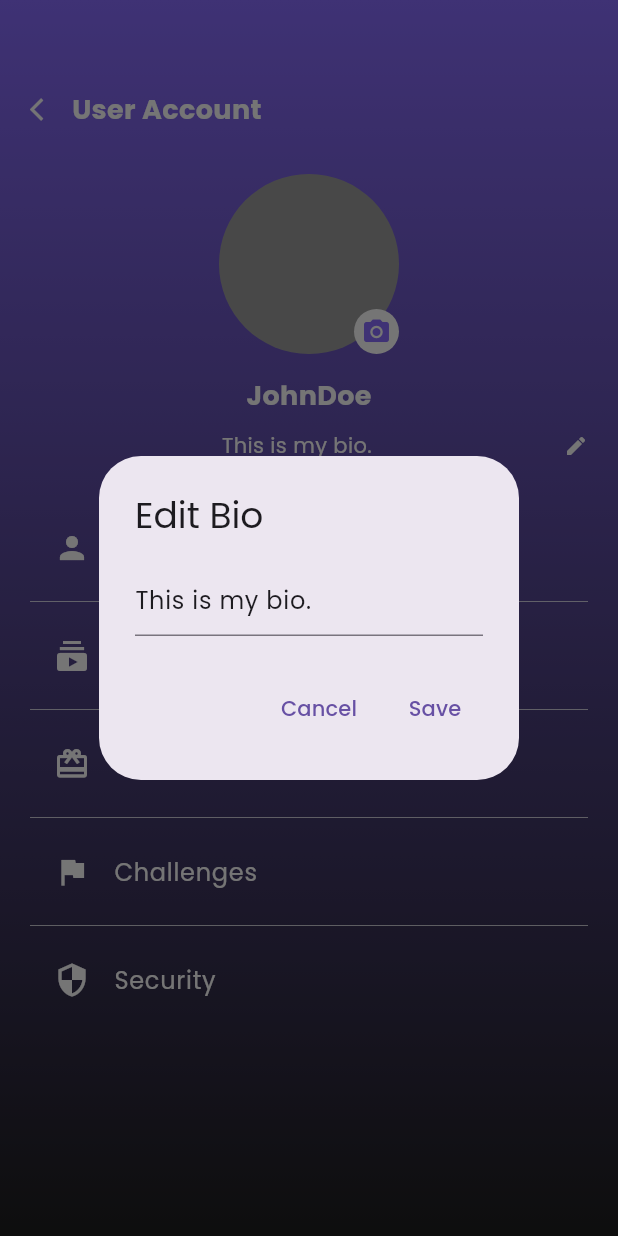
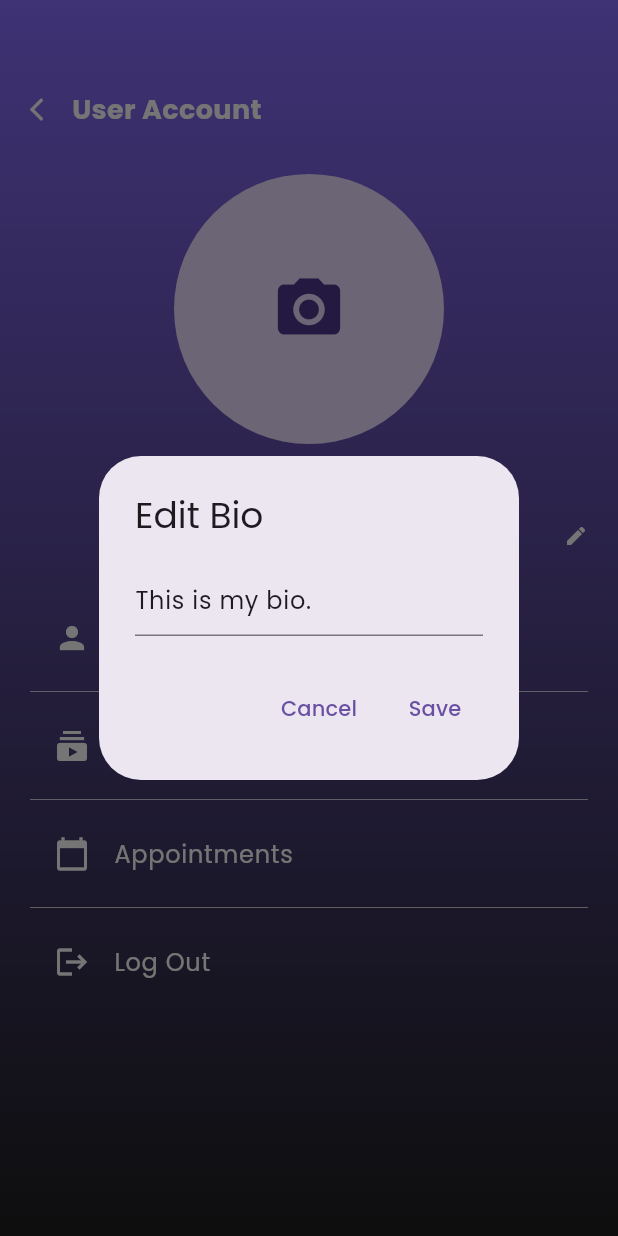
Before and after one commit to aimiashri/CAT304Finesse, a Flutter app: the UserAccountPage screen opened directly, after a tap on the "edit" icon, on a phone screen of 412 x 824 dp. Run offline on Flutter 3.47's test engine with Material 3 defaults, Android fonts, the phone set to English and light mode, and no system bars; our stand-ins replace cloud_firestore, firebase_auth, firebase_core, firebase_database, geolocator, get and 8 more; accounts and stored records are empty.

```diff
--- a/lib/06_personalise_quest_pg.dart
+++ b/lib/06_personalise_quest_pg.dart
@@ -1,8 +1,8 @@
+import 'package:final_finesse/08_medical_quest.dart';
 import 'package:final_finesse/service/database_service.dart';
 import 'package:firebase_auth/firebase_auth.dart';
 import 'package:flutter/material.dart';
 import '05_personalise_intro_pg.dart';
-import '07_scanmedReport.dart';
 
 class PersonaliseQuestionsPage extends StatefulWidget {
   @override
@@ -193,7 +193,7 @@ class _PersonaliseQuestionsPageState extends State<PersonaliseQuestionsPage> {
                         // Navigate to the next page (MedicalReportScanPage)
                         Navigator.push(
                           context,
-                          MaterialPageRoute(builder: (context) => MedicalReportScanPage()),
+                          MaterialPageRoute(builder: (context) => MedicalQuestionnairePage()),
                         );
                       } catch (e) {
                         // Handle errors (e.g., show a snackbar)
--- a/lib/10.1_user_acc_pg.dart
+++ b/lib/10.1_user_acc_pg.dart
@@ -1,9 +1,16 @@
+import 'dart:io';
+import 'dart:math';
+import 'package:cloud_firestore/cloud_firestore.dart';
 import 'package:final_finesse/10_home_screen.dart';
-import 'package:final_finesse/14_ViewVouchers.dart';
+import 'package:final_finesse/navigation_menu.dart';
 import 'package:flutter/material.dart';
 import 'package:get/get.dart';
+import 'package:image_picker/image_picker.dart';
 import '04_profile_fill.dart';
 import '10.2_sub_plan_pg.dart';
+import '00_WelcomeScreen.dart';
+import '35_viewappointment.dart';
+import 'package:shared_preferences/shared_preferences.dart';
 
 class UserAccountPage extends StatefulWidget {
   @override
@@ -11,8 +18,58 @@ class UserAccountPage extends StatefulWidget {
 }
 
 class _UserAccountPageState extends State<UserAccountPage> {
-  String userNickname = "JohnDoe"; // Example data
+  String userNickname = "Nana"; // Placeholder until data is fetched
   String userBio = "This is my bio."; // Example data
+  String? uid;
+
+  @override
+  void initState() {
+    super.initState();
+    _fetchUserNickname(); // Fetch nickname on page load
+  }
+
+  Future<void> _fetchUserNickname() async {
+    try {
+      // Get user ID from SharedPreferences
+      final prefs = await SharedPreferences.getInstance();
+      uid = prefs.getString('uid'); // Assume 'uid' is saved in SharedPreferences
+
+      if (uid != null) {
+        print("User ID: $uid"); // Debugging line
+
+        // Fetch user data from the 'user_profile' collection
+        DocumentSnapshot userProfileCollection = await FirebaseFirestore.instance
+            .collection('user_profile')
+            .doc(uid)
+            .get();
+
+        if (userProfileCollection.exists) {
+          print("User profile document exists"); // Debugging line
+
+          setState(() {
+            userNickname = userProfileCollection['nickname'] ?? 'No nickname'; // Update nickname
+          });
+        } else {
+          print("User profile document does not exist"); // Debugging line
+          setState(() {
+            userNickname = 'No nickname found';
+          });
+        }
+      } else {
+        print("User ID is null"); // Debugging line
+        setState(() {
+          userNickname = 'User not logged in';
+        });
+      }
+    } catch (e) {
+      print("Error fetching nickname: $e"); // Debugging line
+      setState(() {
+        userNickname = 'Error fetching nickname';
+      });
+    }
+  }
+
+  File? image;
 
   @override
   Widget build(BuildContext context) {
@@ -56,40 +113,35 @@ class _UserAccountPageState extends State<UserAccountPage> {
                 ),
               ],
             ),
+
             const SizedBox(height: 30),
-            Stack(
-              children: [
-                CircleAvatar(
-                  radius: 60,
-                  backgroundImage: AssetImage('assets/default_profile.png'), // Replace with your asset
-                  backgroundColor: Colors.grey,
+            InkWell(
+              onTap: () async {
+                // Add profile picture
+                final picture = await ImagePicker().pickImage(source: ImageSource.gallery);
+                if (picture != null) {
+                  image = File(picture.path);
+                  setState(() {});
+                }
+              },
+              child: image == null? const CircleAvatar(
+                radius: 90,
+                child: Icon(
+                  Icons.camera_alt,
+                  size: 50,
                 ),
-                Positioned(
-                  bottom: 0,
-                  right: 0,
-                  child: InkWell(
-                    onTap: () {
-                      // Add logic to edit the profile picture
-                    },
-                    child: Container(
-                      decoration: BoxDecoration(
-                        shape: BoxShape.circle,
-                        color: Colors.white,
-                      ),
-                      padding: const EdgeInsets.all(5),
-                      child: const Icon(
-                        Icons.camera_alt,
-                        color: Color(0xFF896CFE),
-                        size: 20,
-                      ),
-                    ),
-                  ),
-                ),
-              ],
+              ): ClipOval(
+                child: Image.file(
+                  image!,
+                  height: 110,
+                  width: 110,
+                  fit: BoxFit.cover,
+                  )),
             ),
+
             const SizedBox(height: 15),
             Text(
-              userNickname,
+              userNickname = 'Nana',
               style: const TextStyle(
                 fontSize: 18,
                 fontWeight: FontWeight.bold,
@@ -181,37 +233,36 @@ class _UserAccountPageState extends State<UserAccountPage> {
 
                   Divider(color: Colors.white, thickness: 0.5),
                   ListTile(
-                    leading: const Icon(Icons.card_giftcard, color: Colors.white),
+                    leading: const Icon(Icons.calendar_today, color: Colors.white),
                     title: const Text(
-                      "Vouchers",
+                      "Appointments",
                       style: TextStyle(color: Colors.white),
                     ),
                     onTap: () {
-                      Get.to(() => ViewVoucher());
+                      Get.to(() => ViewAppointmentsPage());  // Navigate to ViewAppointmentsPage
                     },
                   ),
 
                   Divider(color: Colors.white, thickness: 0.5),
                   ListTile(
-                    leading: const Icon(Icons.flag, color: Colors.white),
+                    leading: const Icon(Icons.logout, color: Colors.white),
                     title: const Text(
-                      "Challenges",
+                      "Log Out",
                       style: TextStyle(color: Colors.white),
                     ),
-                    onTap: () {
-                      // Navigate to challenges page
-                    },
-                  ),
+                    onTap: () async {
+                      // Clear session data
+                      // Example with SharedPreferences:
+                      final prefs = await SharedPreferences.getInstance();
+                      await prefs.clear();
 
-                  Divider(color: Colors.white, thickness: 0.5),
-                  ListTile(
-                    leading: const Icon(Icons.security, color: Colors.white),
-                    title: const Text(
-                      "Security",
-                      style: TextStyle(color: Colors.white),
-                    ),
-                    onTap: () {
-                      // Navigate to security page
+                      // Reset NavigationController state
+                      final navController = Get.find<NavigationController>();
+                      navController.selectedIndex.value = 2; // Default to 'Home'
+                      navController.pageController.jumpToPage(2);
+
+                      // Navigate to WelcomeScreen
+                      Get.offAll(() => WelcomeScreen());
                     },
                   ),
                 ],
--- a/lib/main.dart
+++ b/lib/main.dart
@@ -5,6 +5,7 @@ import 'package:final_finesse/04_profile_fill.dart';
 import 'package:final_finesse/05_personalise_intro_pg.dart';
 import 'package:final_finesse/07_scanmedReport.dart';
 import 'package:final_finesse/08_medical_quest.dart';
+import 'package:final_finesse/10.1_user_acc_pg.dart';
 import 'package:final_finesse/10.2_sub_plan_pg.dart';
 import 'package:final_finesse/10_home_screen.dart';
 import 'package:final_finesse/10_home_screen.dart';
@@ -56,7 +57,7 @@ class MyApp extends StatelessWidget {
         fontFamily: ('Poppins'),
         useMaterial3: true,
       ),
-      home: SignupScreen(),
+      home: WelcomeScreen(),
     );
   }
 }
--- a/pubspec.yaml
+++ b/pubspec.yaml
@@ -48,6 +48,7 @@ dependencies:
   google_sign_in: ^6.2.2
   intl: ^0.19.0
   shared_preferences: ^2.3.5
+  image_picker: ^1.1.0
 
 
 dev_dependencies:
@@ -95,6 +96,7 @@ flutter:
   - assets/img/busyeating.jpg
   - assets/img/exercise.webp
   - assets/img/balanced.jpg
+  - assets/img/profile_pic.jpg
   - json/info.json
   - json/videoinfo.json
 
```
Also changed, not shown: lib/35_viewappointment.dart (added, +115 -0 lines), pubspec.lock, 5 other files.
